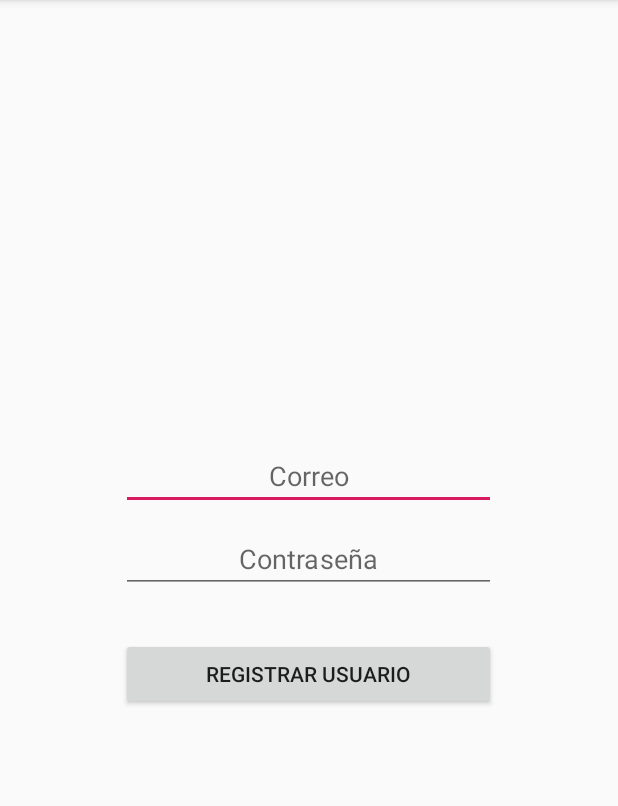
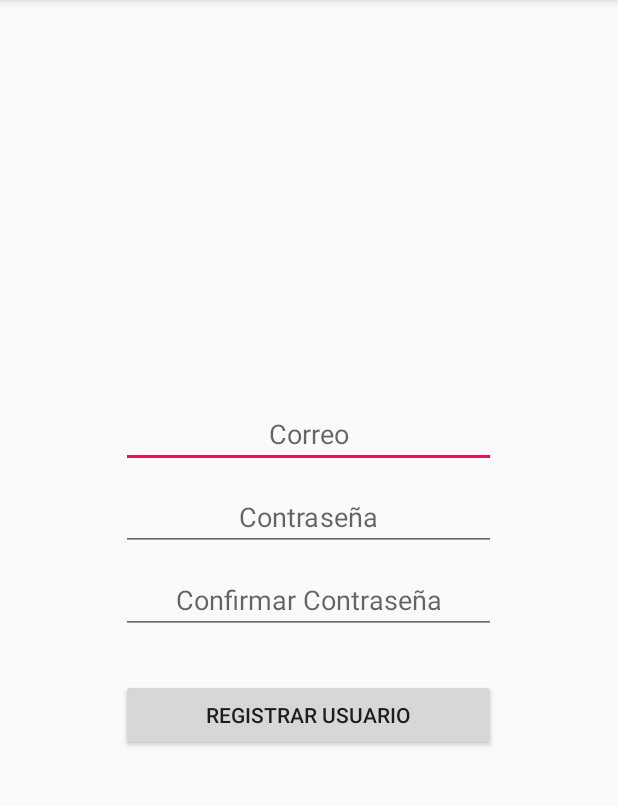
Before and after one commit to Luigi1291/ProyectoFinal, an Android app: the fragment FragmentSignUp shown on its own in the app's theme, on a phone screen of 412 x 824 dp, the part 84-890 px from its top. Run offline under Robolectric (Android 15) with nearby library versions, the phone set to English and light mode, and no system bars; our stand-ins replace Firebase (no records; nobody signed in at launch, a user with empty details on screens opened directly); 1 statement that could not run was skipped.

Commit message:
Login, Sign Out y Validaciones

```diff
--- a/app/src/main/res/layout/fragment_login.xml
+++ b/app/src/main/res/layout/fragment_login.xml
@@ -30,7 +30,8 @@
             android:textAlignment="center"
             android:layout_below="@id/txtLoginEmail"
             android:singleLine="true"
-            android:layout_marginBottom="10dp"/>
+            android:layout_marginBottom="10dp"
+            android:inputType="textPassword"/>
 
         <Button
             android:id="@+id/btnLogin"
--- a/app/src/main/res/layout/fragment_signup.xml
+++ b/app/src/main/res/layout/fragment_signup.xml
@@ -30,13 +30,25 @@
             android:textAlignment="center"
             android:layout_below="@id/txtSignEmail"
             android:singleLine="true"
-            android:layout_marginBottom="10dp"/>
+            android:layout_marginBottom="10dp"
+            android:inputType="textPassword"/>
+
+        <EditText
+            android:id="@+id/txtConfirmSignPassword"
+            android:layout_width="250dp"
+            android:layout_height="wrap_content"
+            android:hint="@string/confirmPasswordHint"
+            android:textAlignment="center"
+            android:layout_below="@id/txtSignPassword"
+            android:singleLine="true"
+            android:layout_marginBottom="10dp"
+            android:inputType="textPassword"/>
 
         <Button
             android:id="@+id/btnSignUpNow"
             android:layout_width="250dp"
             android:layout_height="wrap_content"
-            android:layout_below="@id/txtSignPassword"
+            android:layout_below="@id/txtConfirmSignPassword"
             android:gravity="center"
             android:text="@string/btnSignUpNow"
             android:layout_marginTop="20dp"/>
--- a/app/src/main/res/values/strings.xml
+++ b/app/src/main/res/values/strings.xml
@@ -6,7 +6,7 @@
     <string name="nav_header_subtitle">android.studio@android.com</string>
     <string name="nav_header_desc">Navigation header</string>
     <string name="abrir_sitio">Abrir Sitio Web</string>
-    <string name="Fragment11">Fragment</string>
+    <string name="option_SignOut">Cerrar Sesión</string>
 
     <string name="menu_home">Tomar Foto</string>
     <string name="menu_gallery">Gallery</string>
@@ -24,6 +24,7 @@
     <!-- Login Values -->
     <string name="userNameHint">Nombre de Usuario</string>
     <string name="passwordHint">Contraseña</string>
+    <string name="confirmPasswordHint">Confirmar Contraseña</string>
     <string name="emailHint">Correo</string>
     <string name="btnLoginText">Ingresar</string>
     <string name="btnSignUpText">Registrarse</string>
```
Also changed, not shown: app/src/main/java/com/lusberc/billwallet/LogIn/FragmentLogin.java (+41 -11 lines), app/src/main/java/com/lusberc/billwallet/LogIn/FragmentSignUp.java (+19 -4 lines), app/src/main/java/com/lusberc/billwallet/MainActivity.java (+22 -10 lines), app/src/main/res/menu/main.xml (+4 -3 lines), 1 other file.
